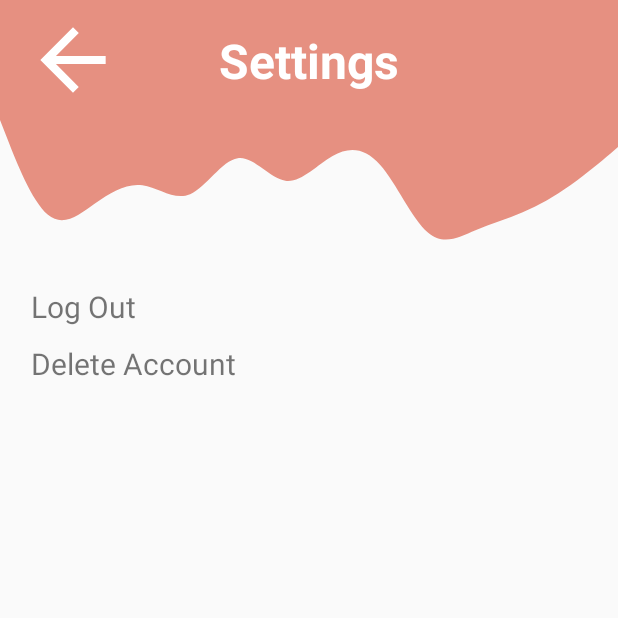
After one commit to school-soft/Application, an Android app: the SettingsActivity screen opened directly, with no data from a screen before it, on a phone screen of 412 x 824 dp, the top half of it. The commit adds this screen. Run offline under Robolectric (Android 15) with nearby library versions, the phone set to English and light mode, and no system bars; our stand-ins replace Firebase (no records; nobody signed in at launch, a user with empty details on screens opened directly).

Commit message:
Am creat activitatea de setari si un buton de log out

```diff
--- a/app/src/main/AndroidManifest.xml
+++ b/app/src/main/AndroidManifest.xml
@@ -9,8 +9,9 @@
         android:roundIcon="@mipmap/ic_launcher_round"
         android:supportsRtl="true"
         android:theme="@style/AppTheme">
-        <activity android:name=".MeniuPrincipal"></activity>
-        <activity android:name=".MeniuCapitole"></activity>
+        <activity android:name=".SettingsActivity"></activity>
+        <activity android:name=".MeniuPrincipal" />
+        <activity android:name=".MeniuCapitole" />
         <activity android:name=".AlegeClasa" />
         <activity android:name=".ForgotPassword" />
         <activity android:name=".WelcomePage" />
--- a/app/src/main/java/com/application/schoolsoft/MeniuPrincipal.java
+++ b/app/src/main/java/com/application/schoolsoft/MeniuPrincipal.java
@@ -4,6 +4,7 @@ import androidx.annotation.NonNull;
 import androidx.appcompat.app.AppCompatActivity;
 
 import android.content.Intent;
+import android.media.audiofx.BassBoost;
 import android.os.Build;
 import android.os.Bundle;
 import android.util.Log;
@@ -27,6 +28,7 @@ public class MeniuPrincipal extends AppCompatActivity {
     private FirebaseFirestore fStore;
     private Button BtnContinua = null;
     private Button BtnCuprins = null;
+    private ImageView BtnSettings = null;
     private ImageView BtnAlegeClasa = null;
 
 
@@ -39,6 +41,7 @@ public class MeniuPrincipal extends AppCompatActivity {
         SetStatusBarColor();
         SetButtonCuprins();
         SetButtonAlegeClasa();
+        SetButtonSettings();
     }
     public void SetButtonCuprins(){
         BtnCuprins = findViewById(R.id.vezi_cuprins_button);
@@ -81,6 +84,16 @@ public class MeniuPrincipal extends AppCompatActivity {
         });
     }
 
+    void SetButtonSettings(){
+        BtnSettings = findViewById(R.id.settings_btn);
+        BtnSettings.setOnClickListener(new View.OnClickListener() {
+            @Override
+            public void onClick(View v) {
+                OpenSettings();
+            }
+        });
+    }
+
     public void SetStatusBarColor(){
         if (Build.VERSION.SDK_INT >= 21) {
             Window window = this.getWindow();
@@ -100,4 +113,9 @@ public class MeniuPrincipal extends AppCompatActivity {
         Intent intent = new Intent(this, AlegeClasa.class);
         startActivity(intent);
     }
+
+    private void OpenSettings(){
+        Intent intent = new Intent(this, SettingsActivity.class);
+        startActivity(intent);
+    }
 }
--- /dev/null
+++ b/app/src/main/java/com/application/schoolsoft/SettingsActivity.java
@@ -0,0 +1,52 @@
+package com.application.schoolsoft;
+
+import androidx.appcompat.app.AppCompatActivity;
+
+import android.content.Intent;
+import android.os.Bundle;
+import android.view.View;
+import android.widget.Button;
+import android.widget.ImageView;
+import android.widget.TextView;
+
+import com.google.firebase.auth.FirebaseAuth;
+
+public class SettingsActivity extends AppCompatActivity {
+    private ImageView BackButton = null;
+    private TextView LogOutBtn = null;
+    FirebaseAuth mAuth;
+
+    @Override
+    protected void onCreate(Bundle savedInstanceState) {
+        super.onCreate(savedInstanceState);
+        setContentView(R.layout.activity_settings);
+        mAuth = FirebaseAuth.getInstance();
+        CreateBackButton();
+        CreateLogOutButton();
+    }
+
+    private void CreateBackButton(){
+        BackButton = findViewById(R.id.settings_back_button);
+        BackButton.setOnClickListener(new View.OnClickListener() {
+            @Override
+            public void onClick(View v) {
+                finish();
+            }
+        });
+    }
+    private void CreateLogOutButton(){
+        LogOutBtn = findViewById(R.id.log_out_btn);
+        LogOutBtn.setOnClickListener(new View.OnClickListener() {
+            @Override
+            public void onClick(View v) {
+                mAuth.signOut();
+                OpenLogin();
+            }
+        });
+    }
+    private void OpenLogin(){
+        Intent intent = new Intent(this, LoginPage.class);
+        startActivity(intent);
+    }
+
+}
--- a/app/src/main/res/layout/activity_meniu_principal.xml
+++ b/app/src/main/res/layout/activity_meniu_principal.xml
@@ -27,6 +27,7 @@
         app:layout_constraintTop_toTopOf="parent" />
 
     <ImageView
+        android:id="@+id/settings_btn"
         android:layout_width="48dp"
         android:layout_height="48dp"
         android:layout_marginEnd="24dp"
--- /dev/null
+++ b/app/src/main/res/layout/activity_settings.xml
@@ -0,0 +1,81 @@
+<?xml version="1.0" encoding="utf-8"?>
+<androidx.constraintlayout.widget.ConstraintLayout xmlns:android="http://schemas.android.com/apk/res/android"
+    xmlns:app="http://schemas.android.com/apk/res-auto"
+    xmlns:tools="http://schemas.android.com/tools"
+    android:layout_width="match_parent"
+    android:layout_height="match_parent"
+    tools:context=".SettingsActivity">
+
+    <View
+        android:id="@+id/settings_topview"
+        android:layout_width="match_parent"
+        android:layout_height="80dp"
+        android:background="@color/lightRed"
+        app:layout_constraintEnd_toEndOf="parent"
+        app:layout_constraintStart_toStartOf="parent"
+        app:layout_constraintTop_toTopOf="parent" />
+
+    <View
+        android:id="@+id/settings_wave"
+        android:layout_width="0dp"
+        android:layout_height="90dp"
+        android:background="@drawable/ic_wave_lightred"
+        app:layout_constraintEnd_toEndOf="parent"
+        app:layout_constraintStart_toStartOf="parent"
+        app:layout_constraintTop_toBottomOf="@+id/settings_topview" />
+
+    <TextView
+        android:id="@+id/settings_textview"
+        android:layout_width="wrap_content"
+        android:layout_height="wrap_content"
+        android:text="Settings"
+        android:textColor="@color/white"
+        android:textSize="32sp"
+        android:textStyle="bold"
+        app:layout_constraintBottom_toBottomOf="@+id/settings_topview"
+        app:layout_constraintEnd_toEndOf="parent"
+        app:layout_constraintStart_toStartOf="@+id/settings_topview"
+        app:layout_constraintTop_toTopOf="@+id/settings_topview" />
+
+    <ImageView
+        android:id="@+id/settings_back_button"
+        android:layout_width="65dp"
+        android:layout_height="65dp"
+        app:layout_constraintBottom_toBottomOf="@+id/settings_topview"
+        app:layout_constraintEnd_toStartOf="@+id/settings_textview"
+        app:layout_constraintHorizontal_bias="0.2"
+        app:layout_constraintStart_toStartOf="@+id/settings_topview"
+        app:layout_constraintTop_toTopOf="@+id/settings_topview"
+        app:srcCompat="@drawable/back_button" />
+
+    <ScrollView
+        android:layout_width="match_parent"
+        android:layout_height="0dp"
+        app:layout_constraintBottom_toBottomOf="parent"
+        app:layout_constraintEnd_toEndOf="parent"
+        app:layout_constraintStart_toStartOf="parent"
+        app:layout_constraintTop_toBottomOf="@+id/settings_wave"
+        android:padding="15dp">
+        <LinearLayout
+            android:layout_width="wrap_content"
+            android:layout_height="wrap_content"
+            android:orientation="vertical">
+            <TextView
+                android:id="@+id/log_out_btn"
+                android:layout_width="wrap_content"
+                android:layout_height="wrap_content"
+                android:text="Log Out"
+                android:textSize="20sp"
+                android:padding="5dp"/>
+            <TextView
+                android:id="@+id/delete_account_btn"
+                android:layout_width="wrap_content"
+                android:layout_height="wrap_content"
+                android:text="Delete Account"
+                android:textSize="20sp"
+                android:padding="5dp"/>
+        </LinearLayout>
+    </ScrollView>
+
+
+</androidx.constraintlayout.widget.ConstraintLayout>
```
